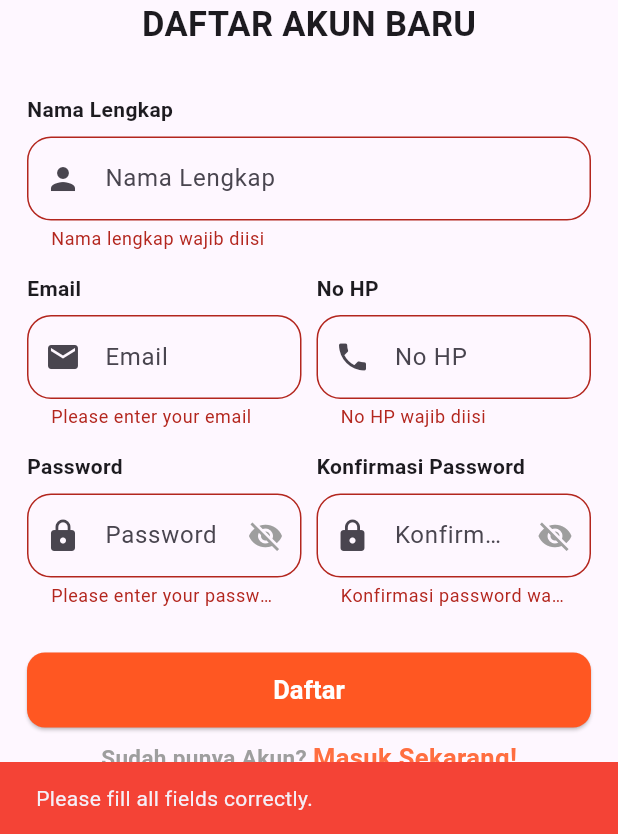
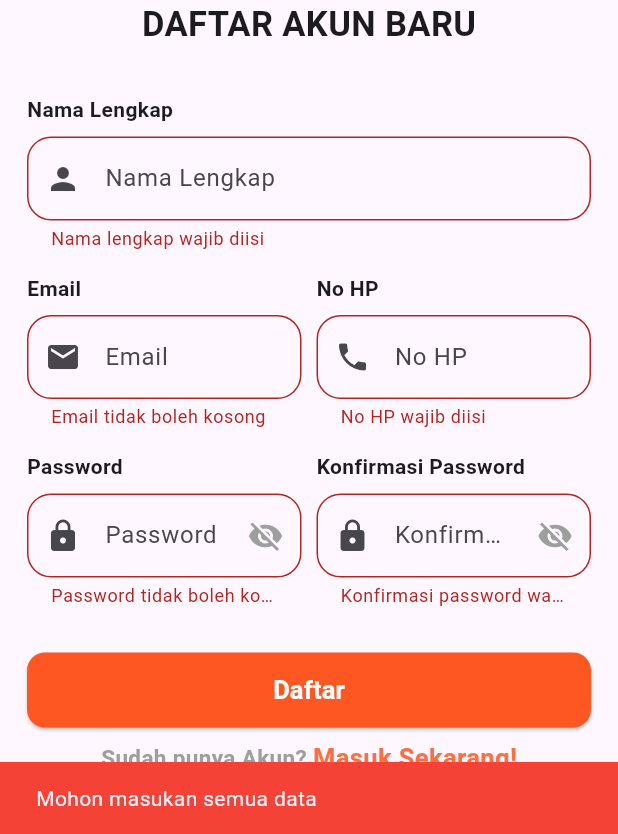
Before and after one commit to RezaAzharii/20220140011_UCP1Flutter, a Flutter app: the RegisterPage screen opened directly, after a tap on "Daftar", on a phone screen of 412 x 824 dp, the part 402-1236 px from its top. Run offline on Flutter 3.47's test engine with Material 3 defaults, Android fonts, the phone set to English and light mode, and no system bars; Roboto replaces fonts that are missing (Poppins, Schyler).

Commit message:
Update Validasi

```diff
--- a/lib/pages/data_pelanggan_page.dart
+++ b/lib/pages/data_pelanggan_page.dart
@@ -26,10 +26,10 @@ class _DataPelangganPageState extends State<DataPelangganPage> {
 
   String? _validateEmail(String? value) {
     if (value == null || value.isEmpty) {
-      return 'Please enter your email';
+      return 'Email tidak boleh kosong';
     }
     if (!RegExp(r'^[\w-\.]+@([\w-]+\.)+[\w-]{2,4}$').hasMatch(value)) {
-      return 'Please enter a valid email';
+      return 'Masukan email dengan benar';
     }
     return null;
   }
--- a/lib/pages/login_pages.dart
+++ b/lib/pages/login_pages.dart
@@ -17,20 +17,20 @@ class _LoginPagesState extends State<LoginPages> {
 
   String? _validateEmail(String? value) {
     if (value == null || value.isEmpty) {
-      return 'Please enter your email';
+      return 'Email tidak boleh kosong';
     }
     if (!RegExp(r'^[\w-\.]+@([\w-]+\.)+[\w-]{2,4}$').hasMatch(value)) {
-      return 'Please enter a valid email';
+      return 'Masukan email dengan benar';
     }
     return null;
   }
 
   String? _validatePassword(String? value) {
     if (value == null || value.isEmpty) {
-      return 'Please enter your password';
+      return 'Password tidak boleh kosong';
     }
     if (value.length < 6) {
-      return 'Password must be at least 6 characters';
+      return 'Password minimal 6 character';
     }
     return null;
   }
--- a/lib/pages/register_page.dart
+++ b/lib/pages/register_page.dart
@@ -39,20 +39,20 @@ class _RegisterPageState extends State<RegisterPage> {
 
   String? _validateEmail(String? value) {
     if (value == null || value.isEmpty) {
-      return 'Please enter your email';
+      return 'Email tidak boleh kosong';
     }
     if (!RegExp(r'^[\w-\.]+@([\w-]+\.)+[\w-]{2,4}$').hasMatch(value)) {
-      return 'Please enter a valid email';
+      return 'Masukan email dengan benar';
     }
     return null;
   }
 
   String? _validatePassword(String? value) {
     if (value == null || value.isEmpty) {
-      return 'Please enter your password';
+      return 'Password tidak boleh kosong';
     }
     if (value.length < 6) {
-      return 'Password must be at least 6 characters';
+      return 'Password minimal 6 character';
     }
     return null;
   }
@@ -274,7 +274,7 @@ class _RegisterPageState extends State<RegisterPage> {
                     } else {
                       ScaffoldMessenger.of(context).showSnackBar(
                         const SnackBar(
-                          content: Text('Please fill all fields correctly.'),
+                          content: Text('Mohon masukan semua data'),
                           backgroundColor: Colors.red,
                         ),
                       );
```
